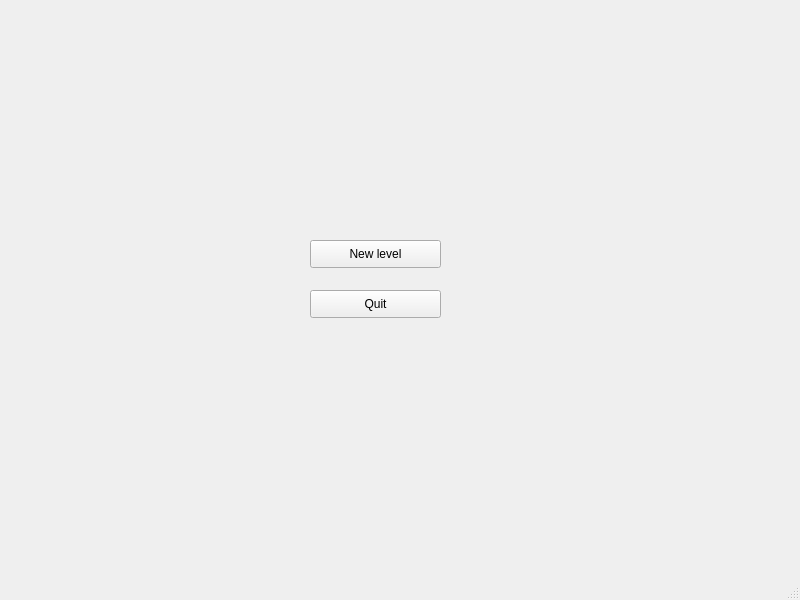
The window that NietLevelEditor/MainWindow.ui (LeVirus/NietLevelEditor) describes before a commit, drawn with Qt 5.
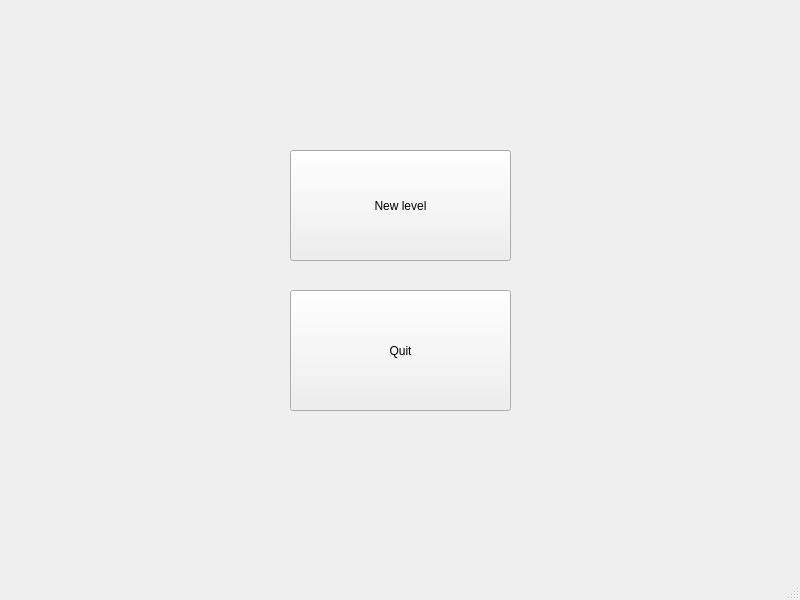
The same window after the commit.

The edit to the form file:
```diff
--- a/NietLevelEditor/MainWindow.ui
+++ b/NietLevelEditor/MainWindow.ui
@@ -17,10 +17,10 @@
    <widget class="QPushButton" name="NewLevelButton">
     <property name="geometry">
      <rect>
-      <x>310</x>
-      <y>240</y>
-      <width>131</width>
-      <height>28</height>
+      <x>290</x>
+      <y>150</y>
+      <width>221</width>
+      <height>111</height>
      </rect>
     </property>
     <property name="text">
@@ -30,10 +30,10 @@
    <widget class="QPushButton" name="QuitButton">
     <property name="geometry">
      <rect>
-      <x>310</x>
+      <x>290</x>
       <y>290</y>
-      <width>131</width>
-      <height>28</height>
+      <width>221</width>
+      <height>121</height>
      </rect>
     </property>
     <property name="text">
```
Left out of the diff: 2 changed lines with no effect on the pictures.
